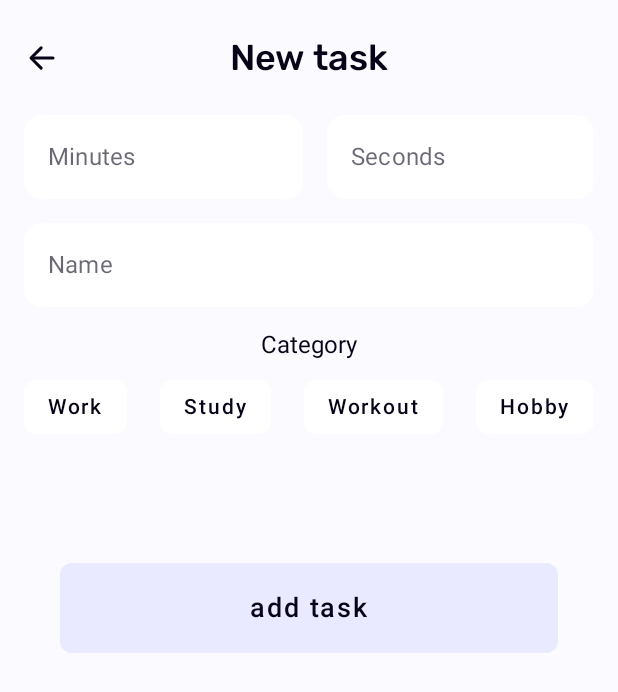
After one commit to KhussanAminzhanov/TimePadTracker, an Android app built with Jetpack Compose: the composable NewTaskScreen shown on its own in the app's theme, on a phone screen of 412 x 824 dp. The commit adds this screen. Shown: the top 692 px of the screen. Run offline under Robolectric (Android 15) with nearby library versions, the phone set to English and light mode, and no system bars; our stand-ins replace Room's generated code, constraintlayout-compose, livedata-compose; 1 statement that could not run was skipped.

Commit message:
add new task composable

```diff
--- a/app/build.gradle
+++ b/app/build.gradle
@@ -98,6 +98,6 @@ dependencies {
     //Coroutines
     implementation "org.jetbrains.kotlinx:kotlinx-coroutines-android:1.6.3"
 
-    //Vico
-    implementation "com.patrykandpatryk.vico:compose:1.3.0"
+    //Compose-NumberPicker
+    implementation "com.chargemap.compose:numberpicker:1.0.3"
 }
--- a/app/src/main/AndroidManifest.xml
+++ b/app/src/main/AndroidManifest.xml
@@ -15,7 +15,7 @@
         android:theme="@style/Theme.TimePadTracker"
         tools:targetApi="31">
         <activity
-            android:name=".presentation.MainActivity"
+            android:name=".presentation.screens.MainActivity"
             android:exported="true">
             <intent-filter>
                 <action android:name="android.intent.action.MAIN" />
--- a/app/src/main/java/com/timepad/timepadtracker/presentation/screens/main/NoRippleTheme.kt
+++ b/app/src/main/java/com/timepad/timepadtracker/presentation/general/NoRippleTheme.kt
@@ -1,4 +1,4 @@
-package com.timepad.timepadtracker.presentation.screens.main
+package com.timepad.timepadtracker.presentation.general
 
 import androidx.compose.material.ripple.RippleAlpha
 import androidx.compose.material.ripple.RippleTheme
--- a/app/src/main/java/com/timepad/timepadtracker/presentation/screens/main/TaskItem.kt
+++ b/app/src/main/java/com/timepad/timepadtracker/presentation/general/TaskItem.kt
@@ -1,4 +1,4 @@
-package com.timepad.timepadtracker.presentation.screens.main
+package com.timepad.timepadtracker.presentation.general
 
 import androidx.compose.foundation.Image
 import androidx.compose.foundation.background
--- a/app/src/main/java/com/timepad/timepadtracker/presentation/navigation/Screen.kt
+++ b/app/src/main/java/com/timepad/timepadtracker/presentation/navigation/Screen.kt
@@ -4,4 +4,5 @@ sealed class Screen(val route: String) {
     object Main : Screen(route = "main_screen")
     object AllTasks : Screen(route = "all_tasks_screen")
     object Timer : Screen(route = "timer_screen")
+    object NewTask : Screen(route = "new_task_screen")
 }
--- a/app/src/main/java/com/timepad/timepadtracker/presentation/MainActivity.kt
+++ b/app/src/main/java/com/timepad/timepadtracker/presentation/screens/MainActivity.kt
@@ -1,4 +1,4 @@
-package com.timepad.timepadtracker.presentation
+package com.timepad.timepadtracker.presentation.screens
 
 import android.os.Bundle
 import androidx.activity.compose.setContent
@@ -6,7 +6,7 @@ import androidx.appcompat.app.AppCompatActivity
 import androidx.compose.material.ripple.LocalRippleTheme
 import androidx.compose.runtime.CompositionLocalProvider
 import com.timepad.timepadtracker.presentation.navigation.Navigation
-import com.timepad.timepadtracker.presentation.screens.main.NoRippleTheme
+import com.timepad.timepadtracker.presentation.general.NoRippleTheme
 import com.timepad.timepadtracker.presentation.theme.TimePadTheme
 
 class MainActivity : AppCompatActivity() {
--- a/app/src/main/java/com/timepad/timepadtracker/presentation/screens/main/NewTaskBottomSheet.kt
+++ b/app/src/main/java/com/timepad/timepadtracker/presentation/screens/newtask/NewTaskBottomSheet.kt
@@ -1,4 +1,4 @@
-package com.timepad.timepadtracker.presentation.screens.main
+package com.timepad.timepadtracker.presentation.screens.newtask
 
 import android.content.DialogInterface
 import android.os.Bundle
@@ -6,7 +6,6 @@ import android.view.LayoutInflater
 import android.view.View
 import android.view.ViewGroup
 import android.widget.ArrayAdapter
-import androidx.core.content.ContentProviderCompat.requireContext
 import com.google.android.material.bottomsheet.BottomSheetDialogFragment
 import com.timepad.timepadtracker.R
 import com.timepad.timepadtracker.databinding.BottomSheetAddTaskBinding
@@ -41,7 +40,7 @@ class NewTaskBottomSheet : BottomSheetDialogFragment() {
             ArrayAdapter(
                 requireContext(),
                 R.layout.dropdown_item,
-                mainViewModel.categoriesOfTasks
+                mainViewModel.categories
             )
         )
 
--- /dev/null
+++ b/app/src/main/java/com/timepad/timepadtracker/presentation/screens/newtask/NewTaskScreen.kt
@@ -0,0 +1,222 @@
+package com.timepad.timepadtracker.presentation.screens.newtask
+
+import androidx.annotation.StringRes
+import androidx.compose.foundation.background
+import androidx.compose.foundation.isSystemInDarkTheme
+import androidx.compose.foundation.layout.*
+import androidx.compose.foundation.text.KeyboardOptions
+import androidx.compose.material.*
+import androidx.compose.runtime.Composable
+import androidx.compose.runtime.MutableState
+import androidx.compose.runtime.mutableStateOf
+import androidx.compose.runtime.remember
+import androidx.compose.ui.Alignment
+import androidx.compose.ui.Modifier
+import androidx.compose.ui.graphics.Color
+import androidx.compose.ui.res.stringResource
+import androidx.compose.ui.text.input.KeyboardType
+import androidx.compose.ui.unit.dp
+import androidx.navigation.NavGraph.Companion.findStartDestination
+import androidx.navigation.NavHostController
+import com.timepad.timepadtracker.R
+import com.timepad.timepadtracker.domain.Task
+import com.timepad.timepadtracker.presentation.navigation.Screen
+import com.timepad.timepadtracker.presentation.screens.report.Header
+import com.timepad.timepadtracker.presentation.screens.timer.TimerButton
+import com.timepad.timepadtracker.presentation.viewmodels.MainViewModel
+import java.time.LocalDate
+import java.util.concurrent.TimeUnit
+
+@Composable
+fun NewTaskScreen(
+    mainNavController: NavHostController,
+    mainViewModel: MainViewModel
+) {
+    val taskMinutes = remember { mutableStateOf(0L) }
+    val taskSeconds = remember { mutableStateOf(0L) }
+    val taskName = remember { mutableStateOf("") }
+    val taskCategory = remember { mutableStateOf("") }
+
+    val buttonBackgroundColor = if (isSystemInDarkTheme()) Color(0xFF1B143F) else Color(0xFFE9E9FF)
+
+    Column(
+        modifier = Modifier
+            .fillMaxSize()
+            .background(MaterialTheme.colors.background)
+    ) {
+        Header(
+            titleTextRes = R.string.new_task,
+            onBackArrowClick = { mainNavController.popBackStack() },
+            modifier = Modifier
+                .padding(top = 24.dp)
+                .padding(horizontal = 16.dp)
+        )
+        TaskDuration(
+            minutes = taskMinutes,
+            seconds = taskSeconds,
+            modifier = Modifier
+                .padding(top = 24.dp)
+                .padding(horizontal = 16.dp)
+        )
+        TaskNameTextField(
+            taskName = taskName,
+            modifier = Modifier
+                .padding(horizontal = 16.dp)
+                .padding(top = 16.dp)
+        )
+        TaskCategories(
+            taskCategory = taskCategory,
+            categories = mainViewModel.categories,
+            modifier = Modifier
+                .padding(horizontal = 16.dp)
+                .padding(top = 16.dp)
+        )
+        TimerButton(
+            backgroundColor = buttonBackgroundColor,
+            textRes = R.string.add_task,
+            onClick = {
+                if (taskCategory.value.isBlank() && taskName.value.isBlank()) return@TimerButton
+                if (taskMinutes.value == 0L && taskSeconds.value == 0L) return@TimerButton
+                val iconId = mainViewModel.tasksWithIcon[taskCategory.value]
+                    ?: R.drawable.icon_book_circle
+                val date = LocalDate.now().toEpochDay()
+                val duration =
+                    TimeUnit.MINUTES.toMillis(taskMinutes.value) + TimeUnit.SECONDS.toMillis(
+                        taskSeconds.value
+                    )
+                val newTask = Task(
+                    iconId = iconId,
+                    daySinceEpoch = date,
+                    name = taskName.value,
+                    category = taskCategory.value,
+                    duration = duration
+                )
+                mainViewModel.addTask(task = newTask)
+                mainNavController.navigate(Screen.Main.route) {
+                    popUpTo(mainNavController.graph.findStartDestination().id)
+                    launchSingleTop = true
+                }
+            },
+            modifier = Modifier.padding(top = 80.dp)
+        )
+    }
+}
+
+@Composable
+fun TaskDuration(
+    minutes: MutableState<Long>,
+    seconds: MutableState<Long>,
+    modifier: Modifier = Modifier
+) {
+    Row(
+        horizontalArrangement = Arrangement.SpaceBetween,
+        modifier = modifier.fillMaxWidth()
+    ) {
+        NumberTextField(
+            hintTextRes = R.string.minutes,
+            number = minutes,
+            modifier = Modifier
+                .padding(end = 8.dp)
+                .fillMaxWidth(0.5F)
+        )
+        NumberTextField(
+            hintTextRes = R.string.seconds,
+            number = seconds,
+            modifier = Modifier
+                .padding(start = 8.dp)
+                .fillMaxWidth()
+        )
+    }
+}
+
+@Composable
+fun NumberTextField(
+    @StringRes hintTextRes: Int,
+    number: MutableState<Long>,
+    modifier: Modifier = Modifier
+) {
+    TextField(
+        label = { Text(text = stringResource(id = hintTextRes)) },
+        value = if (number.value == 0L) "" else number.value.toString(),
+        onValueChange = { number.value = it.toLongOrNull() ?: 0 },
+        maxLines = 1,
+        colors = TextFieldDefaults.textFieldColors(
+            backgroundColor = MaterialTheme.colors.surface,
+            textColor = MaterialTheme.colors.onSurface,
+            cursorColor = MaterialTheme.colors.onSurface,
+            focusedIndicatorColor = Color.Transparent,
+            unfocusedIndicatorColor = Color.Transparent,
+            disabledIndicatorColor = Color.Transparent,
+            focusedLabelColor = MaterialTheme.colors.onSurface
+        ),
+        keyboardOptions = KeyboardOptions(keyboardType = KeyboardType.Number),
+        shape = MaterialTheme.shapes.medium,
+        modifier = modifier
+    )
+}
+
+@Composable
+fun TaskNameTextField(
+    taskName: MutableState<String>,
+    modifier: Modifier = Modifier
+) {
+    TextField(
+        value = taskName.value,
+        onValueChange = { taskName.value = it },
+        label = {
+            Text(text = stringResource(R.string.name))
+        },
+        maxLines = 1,
+        colors = TextFieldDefaults.textFieldColors(
+            cursorColor = MaterialTheme.colors.onSurface,
+            backgroundColor = MaterialTheme.colors.surface,
+            textColor = MaterialTheme.colors.onSurface,
+            focusedIndicatorColor = Color.Transparent,
+            unfocusedIndicatorColor = Color.Transparent,
+            disabledIndicatorColor = Color.Transparent,
+            focusedLabelColor = MaterialTheme.colors.onSurface
+        ),
+        modifier = modifier.fillMaxWidth(),
+        shape = MaterialTheme.shapes.medium,
+    )
+}
+
+@Composable
+fun TaskCategories(
+    taskCategory: MutableState<String>,
+    categories: List<String>,
+    modifier: Modifier
+) {
+    val surface = MaterialTheme.colors.surface
+    val backgroundColor = if (isSystemInDarkTheme()) Color(0xFF1B143F) else Color(0xFFE9E9FF)
+
+    Column(modifier = modifier.fillMaxWidth()) {
+        Text(
+            text = stringResource(id = R.string.category),
+            color = MaterialTheme.colors.onBackground,
+            modifier = Modifier.align(Alignment.CenterHorizontally)
+        )
+        Row(
+            horizontalArrangement = Arrangement.SpaceBetween,
+            modifier = Modifier
+                .fillMaxWidth()
+                .padding(top = 8.dp)
+        ) {
+            categories.forEach {
+                Button(
+                    onClick = { taskCategory.value = it },
+                    colors = ButtonDefaults.buttonColors(
+                        backgroundColor = if (taskCategory.value == it) backgroundColor else surface
+                    ),
+                    elevation = ButtonDefaults.elevation(0.dp, 0.dp, 0.dp),
+                    modifier = Modifier.wrapContentHeight()
+                ) {
+                    Text(
+                        text = it,
+                        color = MaterialTheme.colors.onSurface
+                    )
+                }
+            }
+        }
+    }
+}
--- a/app/src/main/java/com/timepad/timepadtracker/presentation/screens/report/LineChart.kt
+++ b/app/src/main/java/com/timepad/timepadtracker/presentation/screens/report/LineChart.kt
@@ -30,7 +30,6 @@ fun Chart(
     data: List<Long>,
     modifier: Modifier = Modifier
 ) {
-
     val backGroundColor = MaterialTheme.colors.surface
 
     val textSizeVertical = 14.dp
@@ -213,4 +212,3 @@ fun ChartPreview() {
 
 fun getRandom() = (0..150).random()
 val data = List(24) { getRandom() * ONE_MINUTE }
-//val data = List(24) { 120 * ONE_MINUTE}
--- a/app/src/main/java/com/timepad/timepadtracker/presentation/viewmodels/MainViewModel.kt
+++ b/app/src/main/java/com/timepad/timepadtracker/presentation/viewmodels/MainViewModel.kt
@@ -1,7 +1,6 @@
 package com.timepad.timepadtracker.presentation.viewmodels
 
 import android.os.CountDownTimer
-import android.util.Log
 import androidx.lifecycle.LiveData
 import androidx.lifecycle.MutableLiveData
 import androidx.lifecycle.ViewModel
@@ -28,17 +27,15 @@ class MainViewModel(
         RUNNING, PAUSED, STOPPED
     }
 
+    val categories = listOf("Work", "Study", "Workout", "Hobby")
+    val tasksWithIcon = mapOf(
+        categories[0] to R.drawable.icon_monitor_circle,
+        categories[1] to R.drawable.icon_book_circle,
+        categories[2] to R.drawable.icon_barbell_circle,
+        categories[3] to R.drawable.icon_code_circle
+    )
+
     val tasks: LiveData<List<Task>> = interactions.getByDate(LocalDate.now().toEpochDay())
-    val categoriesOfTasks = listOf("Work", "Personal", "Sport", "Hobby", "Leisure Time")
-
-    val tasksWithIcon =
-        mapOf(
-            categoriesOfTasks[0] to R.drawable.icon_monitor_circle,
-            categoriesOfTasks[1] to R.drawable.icon_book_circle,
-            categoriesOfTasks[2] to R.drawable.icon_barbell_circle,
-            categoriesOfTasks[3] to R.drawable.icon_book_circle,
-            categoriesOfTasks[4] to R.drawable.icon_code_circle
-        )
 
     private val selectedTask = MutableLiveData<Task>()
 
--- a/app/src/main/res/values/strings.xml
+++ b/app/src/main/res/values/strings.xml
@@ -13,7 +13,7 @@
     <string name="history">History</string>
     <string name="task_icon">task icon</string>
     <string name="start_icon">start icon</string>
-    <string name="all_tasks">All Tasks</string>
+    <string name="tasks">Tasks</string>
     <string name="category">Category</string>
     <string name="name_of_task">Name of Task</string>
     <string name="task">Task</string>
@@ -30,4 +30,8 @@
     <string name="report_label">Report</string>
     <string name="home_hint">Try adding some tasks to\nsee them here.</string>
     <string name="history_hint">Here will be shown\ntasks for today.</string>
+    <string name="timer">Timer</string>
+    <string name="finish">Finish</string>
+    <string name="quit">Quit</string>
+    <string name="task_name">Name</string>
 </resources>
```
Also changed, not shown: app/src/main/java/com/timepad/timepadtracker/presentation/navigation/BottomNavScreen.kt (renamed from app/src/main/java/com/timepad/timepadtracker/presentation/screens/main/Screens.kt, +6 -16 lines), app/src/main/java/com/timepad/timepadtracker/presentation/navigation/Navigation.kt (+17 -19 lines), app/src/main/java/com/timepad/timepadtracker/presentation/screens/home/HomeScreen.kt (+15 -14 lines), app/src/main/java/com/timepad/timepadtracker/presentation/screens/main/MainScreen.kt (+26 -26 lines), app/src/main/java/com/timepad/timepadtracker/presentation/screens/report/ReportScreen.kt (+9 -3 lines), app/src/main/java/com/timepad/timepadtracker/presentation/screens/report/ReportViewModel.kt (+11 -15 lines), app/src/main/java/com/timepad/timepadtracker/presentation/screens/tasks/TasksScreen.kt (renamed from app/src/main/java/com/timepad/timepadtracker/presentation/screens/tasks/AllTasksScreen.kt, +12 -8 lines), app/src/main/java/com/timepad/timepadtracker/presentation/screens/timer/TimerScreen.kt (+109 -7 lines).
